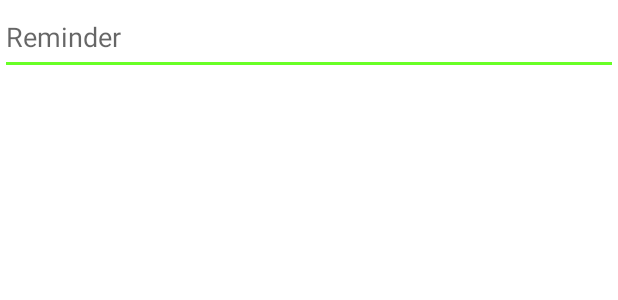
After one commit to rojasruiz/CoolNotes, an Android app: the layout reminder_text.xml on its own in the app's theme, with its tools: preview values and no code run, on a phone screen of 412 x 824 dp. The commit adds this screen. Shown: the top 300 px of the screen. Run offline under Robolectric (Android 15) with nearby library versions, the phone set to English and light mode, and no system bars.

Commit message:
Custom text in notifications implemented and persistence system reworked

```diff
--- /dev/null
+++ b/app/src/main/res/layout/reminder_text.xml
@@ -0,0 +1,18 @@
+<?xml version="1.0" encoding="utf-8"?>
+<androidx.constraintlayout.widget.ConstraintLayout xmlns:android="http://schemas.android.com/apk/res/android"
+    xmlns:app="http://schemas.android.com/apk/res-auto"
+    xmlns:tools="http://schemas.android.com/tools"
+    android:layout_width="match_parent"
+             android:layout_height="60dp">
+
+    <EditText
+        android:id="@+id/et_reminder_text"
+        android:layout_width="match_parent"
+        android:layout_height="50dp"
+        android:ems="10"
+        android:inputType="text"
+        android:hint="@string/reminder"
+        app:layout_constraintEnd_toEndOf="parent"
+        app:layout_constraintStart_toStartOf="parent"
+        app:layout_constraintTop_toTopOf="parent" />
+</androidx.constraintlayout.widget.ConstraintLayout>
--- a/app/src/main/res/values/strings.xml
+++ b/app/src/main/res/values/strings.xml
@@ -8,4 +8,7 @@
     <string name="add_photo">Add photo</string>
     <string name="notes">Notes</string>
     <string name="cloud">Cloud</string>
+    <string name="reminder">Reminder</string>
+    <string name="reminder_desc">Type in your reminder</string>
+    <string name="cancel">Cancel</string>
 </resources>
```
Also changed, not shown: app/src/main/java/com/alejandro/coolnotes/PersistenceVault.java (+7 -1 lines), app/src/main/java/com/alejandro/coolnotes/ui/notifications/NotificationsFragment.java (+30 -5 lines).
